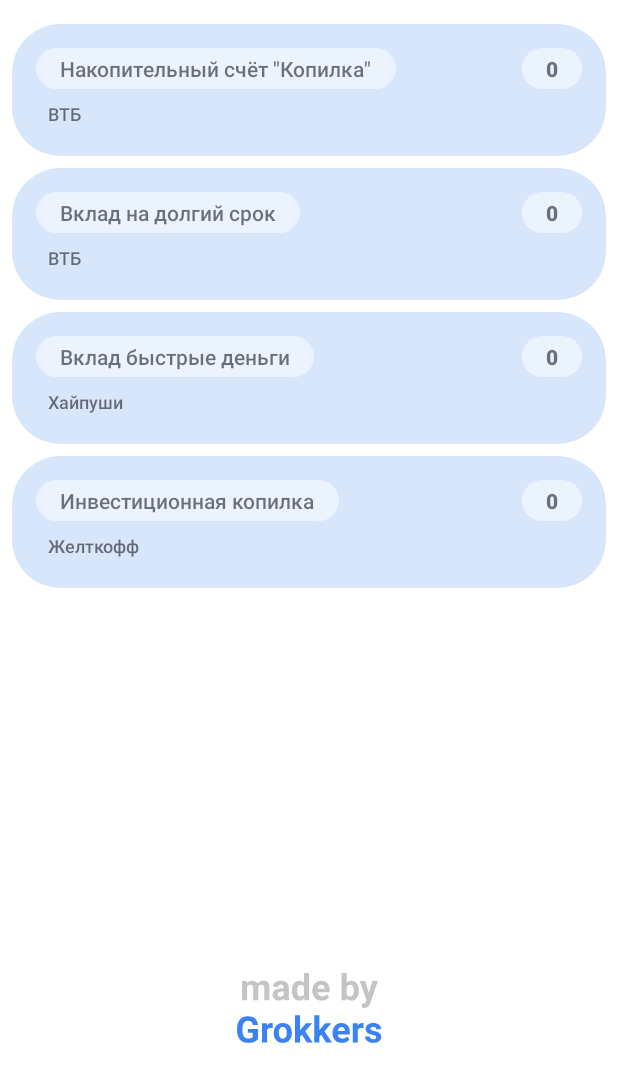
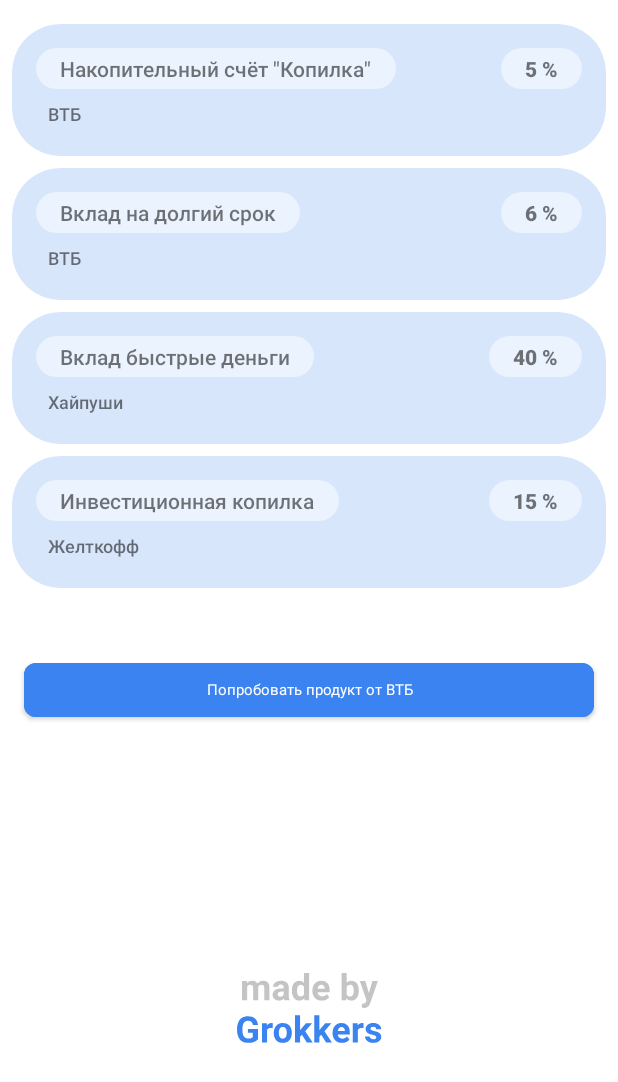
Before and after one commit to alekseyonanov/Invest, an Android app: the fragment InvestmentsFragment shown on its own in the app's theme, on a phone screen of 412 x 824 dp. Shown: the top 1082 px of the screen. Run offline under Robolectric (Android 15) with nearby library versions, the light colour scheme and no system bars; our stand-ins replace Dagger/Hilt's generated code, Room's generated code; Roboto replaces fonts that are not available here.

Commit message:
Stock design fix.

```diff
--- a/app/src/main/java/ru/grokkers/invest/data/Sample.kt
+++ b/app/src/main/java/ru/grokkers/invest/data/Sample.kt
@@ -118,7 +118,7 @@
                     "<p class=\"has-line-data\" data-line-start=\"73\" data-line-end=\"74\">Кроме того, без брокера вы не сможете инвестировать — все сделки на бирже может совершать только он.</p>\n" +
                     "<p class=\"has-line-data\" data-line-start=\"75\" data-line-end=\"76\">В следующем уроке поговорим о том, что такое биржа, как выбрать брокера, открыть брокерский счёт и наконец-то сделать свою первую инвестицию.</p>",
             thumb = R.drawable.ic_deposit,
-            category = "Вклад",
+            category = "Биржа",
             favourite = false,
             price = 1000
         ),
--- a/app/src/main/java/ru/grokkers/invest/data/db/AppDatabase.kt
+++ b/app/src/main/java/ru/grokkers/invest/data/db/AppDatabase.kt
@@ -15,7 +15,7 @@
  * @author Onanov Aleksey (@onanov)
  */
 @Database(
-    version = 6,
+    version = 8,
     exportSchema = false,
     entities = [
         User::class,
--- a/app/src/main/java/ru/grokkers/invest/data/model/Investment.kt
+++ b/app/src/main/java/ru/grokkers/invest/data/model/Investment.kt
@@ -14,5 +14,6 @@
     var owner: String = "",
     var sum: Int = 0,
     var percent: Int = 0,
-    var reliability: Double = 1.0
+    var reliability: Double = 1.0,
+    var isExtended: Boolean = false
 )
--- a/app/src/main/java/ru/grokkers/invest/data/model/Stock.kt
+++ b/app/src/main/java/ru/grokkers/invest/data/model/Stock.kt
@@ -20,4 +20,8 @@
     val currencySymbol: String = "",
     @ColumnInfo(name = "message")
     val message: String = "",
+    @ColumnInfo(name = "isExtended")
+    var isExtended: Boolean = false,
+    @ColumnInfo(name = "reliability")
+    val reliability: Double = 0.5,
 )
--- a/app/src/main/java/ru/grokkers/invest/data/model/User.kt
+++ b/app/src/main/java/ru/grokkers/invest/data/model/User.kt
@@ -19,7 +19,10 @@
     var city: String = "",
     var workType: String = "",
     var productivity: Int = 2,
-    var clickes: Long = 0
+    var clickes: Long = 0,
+    var hasBoughtCredit: Boolean = false,
+    var hasBoughtInvestment: Boolean = false,
+    var hasBoughtDeposit: Boolean = false,
 )
 
 enum class UserType(val value: String, val salary: Int) {
--- a/app/src/main/java/ru/grokkers/invest/ui/fragment/stockfragment/main/adapter/StockViewHolder.kt
+++ b/app/src/main/java/ru/grokkers/invest/ui/fragment/stockfragment/main/adapter/StockViewHolder.kt
@@ -23,5 +23,9 @@
         binding.price.text = price
         binding.event.isVisible = model.message.isNotEmpty()
         binding.event.text = model.message ?: ""
+        if (model.isExtended) {
+            binding.reliability.isVisible = true
+            binding.reliability.text = "Доверие: ${(model.reliability * 100).toInt()} %"
+        }
     }
 }
--- a/app/src/main/java/ru/grokkers/invest/ui/fragment/stockfragment/main/vp2/investment/InvestmentViewModel.kt
+++ b/app/src/main/java/ru/grokkers/invest/ui/fragment/stockfragment/main/vp2/investment/InvestmentViewModel.kt
@@ -3,7 +3,9 @@
 import android.app.Application
 import androidx.lifecycle.viewModelScope
 import dagger.hilt.android.lifecycle.HiltViewModel
+import kotlinx.coroutines.flow.Flow
 import kotlinx.coroutines.flow.collect
+import kotlinx.coroutines.flow.map
 import kotlinx.coroutines.launch
 import ru.grokkers.invest.data.Sample
 import ru.grokkers.invest.data.model.Investment
@@ -20,7 +22,7 @@
     private val interactor: InvestmentInteractor
 ) : BaseViewModel(application) {
 
-    val investmentsState = interactor.getItems()
+    lateinit var investmentsState: Flow<List<Investment>>
 
     private var user: User? = null
 
@@ -28,6 +30,13 @@
         viewModelScope.launch {
             interactor.getUser().collect {
                 user = it
+            }
+        }
+
+        investmentsState = interactor.getItems().map {
+            it.map {
+                it.isExtended = user?.hasBoughtDeposit == true
+                it
             }
         }
     }
--- a/app/src/main/java/ru/grokkers/invest/ui/fragment/stockfragment/main/vp2/investment/InvestmentsFragment.kt
+++ b/app/src/main/java/ru/grokkers/invest/ui/fragment/stockfragment/main/vp2/investment/InvestmentsFragment.kt
@@ -1,5 +1,7 @@
 package ru.grokkers.invest.ui.fragment.stockfragment.main.vp2.investment
 
+import android.content.Intent
+import android.net.Uri
 import android.os.Bundle
 import android.view.LayoutInflater
 import android.view.View
@@ -41,6 +43,14 @@
                 adapter = stockAdapter
                 layoutManager = LinearLayoutManager(requireContext())
             }
+            binding.vtb.setOnClickListener {
+                val intent = Intent(
+                    Intent.ACTION_VIEW,
+                    Uri.parse("https://www.vtb.ru/personal/vklady-i-scheta/")
+                )
+                startActivity(intent)
+            }
+            viewModel.start()
             handleFlow(viewModel.investmentsState, ::submitList)
         }
 
--- a/app/src/main/java/ru/grokkers/invest/ui/fragment/stockfragment/main/vp2/investment/adapter/InvestmentViewHolder.kt
+++ b/app/src/main/java/ru/grokkers/invest/ui/fragment/stockfragment/main/vp2/investment/adapter/InvestmentViewHolder.kt
@@ -1,5 +1,6 @@
 package ru.grokkers.invest.ui.fragment.stockfragment.main.vp2.investment.adapter
 
+import androidx.core.view.isVisible
 import ru.grokkers.invest.data.model.Investment
 import ru.grokkers.invest.databinding.ItemInvestmentBinding
 import ru.grokkers.invest.ui.base.BaseViewHolder
@@ -18,5 +19,10 @@
         binding.title.text = model.title
         binding.sum.text = model.sum.toString()
         binding.owner.text = model.owner
+        binding.sum.text = "${model.percent} %"
+        if (model.isExtended) {
+            binding.reliability.isVisible = true
+            binding.reliability.text = "Доверие: ${(model.reliability * 100).toInt()} %"
+        }
     }
 }
--- a/app/src/main/res/layout/fragment_investments.xml
+++ b/app/src/main/res/layout/fragment_investments.xml
@@ -1,22 +1,50 @@
 <?xml version="1.0" encoding="utf-8"?>
-<androidx.constraintlayout.widget.ConstraintLayout xmlns:android="http://schemas.android.com/apk/res/android"
+<androidx.core.widget.NestedScrollView xmlns:android="http://schemas.android.com/apk/res/android"
     xmlns:app="http://schemas.android.com/apk/res-auto"
+    xmlns:tools="http://schemas.android.com/tools"
     android:layout_width="match_parent"
-    android:layout_height="match_parent"
-    xmlns:tools="http://schemas.android.com/tools">
+    android:layout_height="match_parent">
+
+    <LinearLayout
+        android:layout_width="match_parent"
+        android:layout_height="wrap_content"
+        android:orientation="vertical">
 
         <androidx.recyclerview.widget.RecyclerView
             android:id="@+id/recycler"
             android:layout_width="match_parent"
-        android:layout_height="match_parent"
+            android:layout_height="wrap_content"
             android:clipToPadding="false"
+            android:nestedScrollingEnabled="false"
             android:overScrollMode="never"
             android:paddingTop="8dp"
-        android:paddingBottom="96dp"
+            android:paddingBottom="24dp"
             app:layout_constraintBottom_toBottomOf="parent"
             app:layout_constraintEnd_toEndOf="parent"
             app:layout_constraintStart_toStartOf="parent"
             app:layout_constraintTop_toTopOf="parent"
             tools:listitem="@layout/stock_item" />
 
-</androidx.constraintlayout.widget.ConstraintLayout>
+        <com.google.android.material.button.MaterialButton
+            android:id="@+id/vtb"
+            android:layout_width="match_parent"
+            android:layout_height="wrap_content"
+            android:layout_marginHorizontal="16dp"
+            android:layout_marginTop="20dp"
+            android:layout_marginBottom="96dp"
+            android:backgroundTint="@color/blue60"
+            android:paddingHorizontal="50dp"
+            android:paddingVertical="10dp"
+            android:text="Попробовать продукт от ВТБ"
+            android:textAppearance="?textAppearanceButton"
+            android:textColor="@color/white"
+            app:cornerRadius="8dp"
+            app:layout_constraintBottom_toBottomOf="parent"
+            app:layout_constraintEnd_toEndOf="parent"
+            app:layout_constraintHorizontal_bias="0.0"
+            app:layout_constraintStart_toStartOf="parent"
+            app:layout_constraintTop_toBottomOf="@id/price" />
+
+    </LinearLayout>
+
+</androidx.core.widget.NestedScrollView>
--- a/app/src/main/res/layout/item_investment.xml
+++ b/app/src/main/res/layout/item_investment.xml
@@ -4,10 +4,10 @@
     xmlns:tools="http://schemas.android.com/tools"
     android:layout_width="match_parent"
     android:layout_height="wrap_content"
+    android:layout_marginStart="8dp"
+    android:layout_marginTop="8dp"
+    android:layout_marginEnd="8dp"
     app:cardBackgroundColor="@color/blue20"
-    android:layout_marginStart="8dp"
-    android:layout_marginEnd="8dp"
-    android:layout_marginTop="8dp"
     app:cardCornerRadius="32dp">
 
     <androidx.constraintlayout.widget.ConstraintLayout
@@ -20,14 +20,14 @@
             android:layout_width="wrap_content"
             android:layout_height="wrap_content"
             android:background="@drawable/store_text_background"
+            android:paddingHorizontal="16dp"
             android:paddingVertical="4dp"
-            android:paddingHorizontal="16dp"
             android:textSize="14sp"
+            app:layout_constraintBottom_toTopOf="@+id/owner"
             app:layout_constraintEnd_toStartOf="@+id/sum"
             app:layout_constraintHorizontal_chainStyle="spread_inside"
             app:layout_constraintStart_toEndOf="@id/guideline_start"
             app:layout_constraintTop_toBottomOf="@id/guideline_top"
-            app:layout_constraintBottom_toTopOf="@+id/owner"
             tools:text="Stock sample name" />
 
 
@@ -56,11 +56,25 @@
             android:paddingHorizontal="8dp"
             android:paddingVertical="4dp"
             android:textSize="12sp"
-            app:layout_constraintBottom_toTopOf="@id/guideline_bottom"
+            app:layout_constraintBottom_toTopOf="@id/reliability"
             app:layout_constraintEnd_toStartOf="@+id/guideline_end"
             app:layout_constraintStart_toEndOf="@+id/guideline_start"
             app:layout_constraintTop_toBottomOf="@+id/title"
             tools:text="Kill all humans, must kill all humans. CEO Bender" />
+
+        <TextView
+            android:id="@+id/reliability"
+            style="@style/Caption_2"
+            android:layout_width="wrap_content"
+            android:layout_height="wrap_content"
+            android:layout_marginVertical="4dp"
+            android:paddingHorizontal="8dp"
+            android:text="Доверие: 0%"
+            android:textSize="12sp"
+            android:visibility="gone"
+            app:layout_constraintBottom_toTopOf="@id/guideline_bottom"
+            app:layout_constraintStart_toEndOf="@+id/guideline_start"
+            app:layout_constraintTop_toBottomOf="@+id/owner" />
 
         <androidx.constraintlayout.widget.Guideline
             android:id="@+id/guideline_start"
```
Also changed, not shown: app/src/main/java/ru/grokkers/invest/core/InvestEvent.kt (+34 -0 lines), app/src/main/java/ru/grokkers/invest/ui/fragment/education/list/EducationListViewModel.kt (+11 -14 lines), app/src/main/java/ru/grokkers/invest/ui/fragment/stockfragment/main/StockViewModel.kt (+22 -7 lines), app/src/main/java/ru/grokkers/invest/ui/fragment/stockfragment/main/vp2/ContributionsFragment.kt (+12 -0 lines), app/src/main/java/ru/grokkers/invest/ui/fragment/stockfragment/main/vp2/CreditFragment.kt (+10 -0 lines), app/src/main/res/drawable/ic_vtb.xml (added, +14 -0 lines), app/src/main/res/layout/fragment_contributions.xml (+34 -6 lines), app/src/main/res/layout/stock_item.xml (+20 -7 lines). Lines whose indentation alone changed are shown as unchanged.
